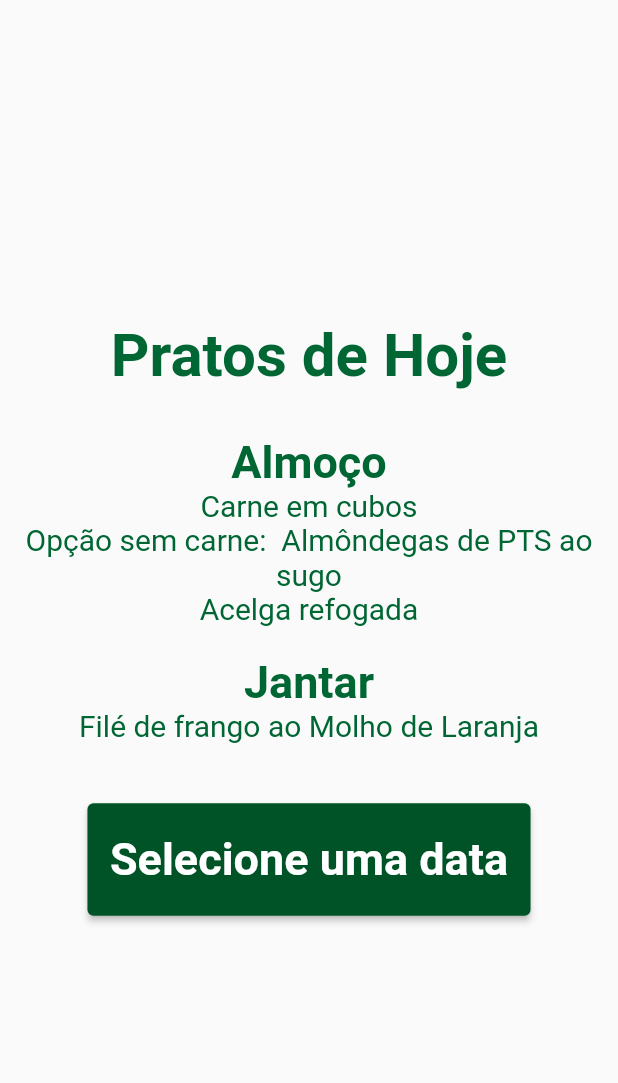
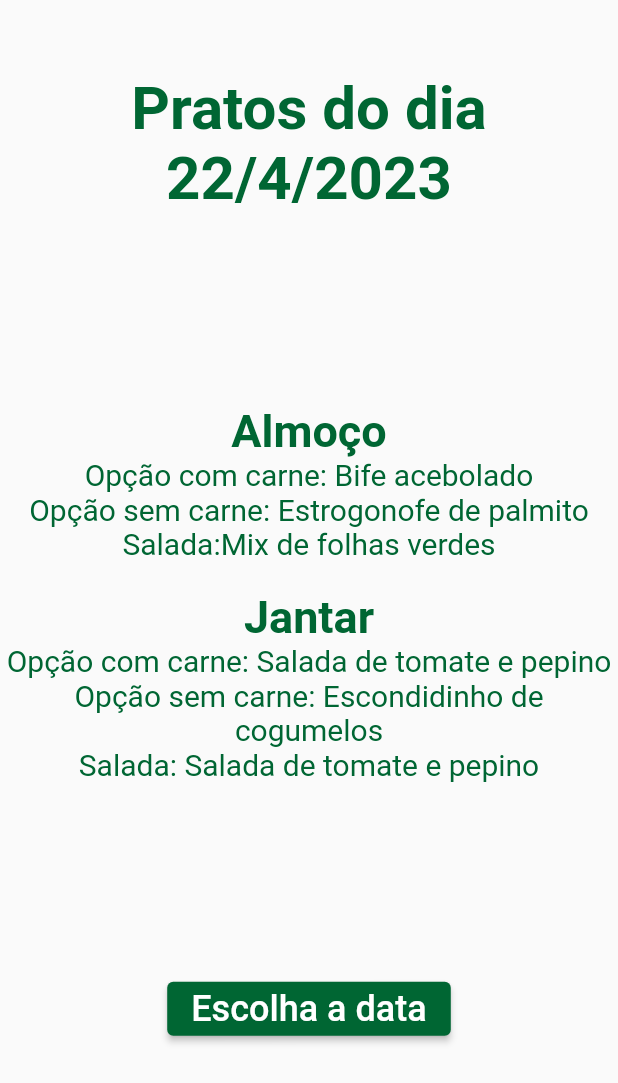
Before and after one commit to pedro-yamada/runico-ufabc, a Flutter app: the MenuScreen widget shown alone on an empty page, opened directly, on a phone screen of 412 x 824 dp. Shown: the top 1083 px of the screen. Run offline on Flutter 3.47's test engine with Material 2 defaults, Android fonts, the phone set to English and light mode, and no system bars; our stand-ins replace google_sign_in, sqflite; missing offline and left inert: mailer; accounts and stored records are empty.

Commit message:
Busca no cardápio

```diff
--- a/lib/data/database.dart
+++ b/lib/data/database.dart
@@ -4,7 +4,7 @@ import 'package:sqflite/sqflite.dart';
 import 'package:path/path.dart';
 
 Future<Database> getDatabase() async {
-  final String path = join(await getDatabasesPath(), 'runico01.db');
+  final String path = join(await getDatabasesPath(), 'runico03.db');
   return openDatabase(path, onCreate: (db, version) {
     db.execute(UserDao.createTableSQL);
     db.execute(MenuDao.createTableSQL);
--- a/lib/data/menu_dao.dart
+++ b/lib/data/menu_dao.dart
@@ -1,12 +1,10 @@
-import 'package:flutter/cupertino.dart';
 import 'package:runico_ufabc/components/menu.dart';
 import 'package:runico_ufabc/data/database.dart';
 import 'package:sqflite/sqflite.dart';
-import 'package:runico_ufabc/components/user.dart';
 
 class MenuDao {
   static String createTableSQL = 'CREATE TABLE $_tablename('
-      '$_date PRIMARY KEY TEXT,'
+      '$_date TEXT PRIMARY KEY,'
       '$_almocoCarne TEXT, '
       '$_almocoVeg TEXT, '
       '$_almocoSalada TEXT, '
@@ -23,56 +21,189 @@ class MenuDao {
   static const String _jantaVeg = 'jantaVeg';
   static const String _jantaSalada = 'jantaSalada';
 
-  // save(User user) async {
-  //   print('Logando Usuario no banco');
-  //   final Database database = await getDatabase();
-  //   var itemExists = await find(user.email);
-  //   Map<String, dynamic> userMap = toMap(user);
-  //   if (itemExists.isEmpty) {
-  //     print('A tarefa não existia!');
-  //     return await database.insert(_tablename, userMap);
-  //   } else {
-  //     print('O usuario já existia!');
-  //   }
-  // }
+  Future<void> insertMenuList(List<Menu> menuList) async {
+    final Database database = await getDatabase();
+    final batch = database.batch();
 
-  // Map<String, dynamic> toMap(User user) {
-  //   print('Convertendo User em Map');
-  //
-  //   final Map<String, dynamic> userMap = Map();
-  //
-  //   userMap[_name] = user.name;
-  //   userMap[_email] = user.email;
-  //   userMap[_userType] = user.userType;
-  //   userMap[_creditCount] = user.creditCount;
-  //
-  //   return userMap;
-  // }
-  //
-  // Future<List<User>> find(String userEmail) async {
-  //   print('Acessando find');
-  //   final Database database = await getDatabase();
-  //   final List<Map<String, dynamic>> result = await database
-  //       .query(_tablename, where: '$_email = ?', whereArgs: [userEmail]);
-  //   print('Usuario Encontrado: id:$_id, nome:$_name, email:$_email');
-  //   return toList(result);
-  // }
-  //
-  // delete(int userid) async {
-  //   print('Deletando usuario de id: $userid');
-  //   final Database database = await getDatabase();
-  //   return database
-  //       .delete(_tablename, where: '$_id = ?', whereArgs: [userid]);
-  // }
-  //
-  // List<User> toList(List<Map<String, dynamic>> mapaDeUsuario) {
-  //   print('convertendo toList :');
-  //   final List<User> users = [];
-  //   for (Map<String, dynamic> linha in mapaDeUsuario) {
-  //     final User user = User(name: linha[_name], email: linha[_email], userType: linha[_userType], creditCount: linha[_creditCount]);
-  //     users.add(user);
-  //   }
-  //   print('Lista de Usuarios $users');
-  //   return users;
-  // }
+    for (final menu in menuList) {
+      batch.insert(
+        MenuDao._tablename,
+        toMap(menu),
+        conflictAlgorithm: ConflictAlgorithm.replace,
+      );
+    }
+
+    await batch.commit();
+  }
+
+  Map<String, dynamic> toMap(Menu menu) {
+    print('Convertendo Menu em Map');
+
+    final Map<String, dynamic> MenuMap = {};
+
+    MenuMap[_date] = (menu.date).toString();
+    MenuMap[_almocoCarne] = menu.almocoCarne;
+    MenuMap[_almocoVeg] = menu.almocoVeg;
+    MenuMap[_almocoSalada] = menu.almocoSalada;
+    MenuMap[_jantaCarne] = menu.jantaCarne;
+    MenuMap[_jantaVeg] = menu.jantaVeg;
+    MenuMap[_jantaSalada] = menu.jantaSalada;
+
+    return MenuMap;
+  }
+
+  Future<Menu> find(String menuDate) async {
+    print('Acessando find para cardapio');
+    final Database database = await getDatabase();
+    final List<Map<String, dynamic>> result = await database
+        .query(_tablename, where: '$_date = ?', whereArgs: [menuDate]);
+    print('Cardapio encontrado: $result');
+    List<Menu> listResult = toList(result);
+    Menu finalResult = listResult[0];
+    return finalResult;
+  }
+
+  List<Menu> toList(List<Map<String, dynamic>> menuMap) {
+    print('convertendo toList :');
+    final List<Menu> menus = [];
+    for (Map<String, dynamic> linha in menuMap) {
+      final Menu menu = Menu(
+          date: DateTime.parse(linha[_date]),
+          almocoCarne: linha[_almocoCarne],
+          almocoVeg: linha[_almocoVeg],
+          almocoSalada: linha[_almocoSalada],
+          jantaCarne: linha[_jantaCarne],
+          jantaVeg: linha[_jantaVeg],
+          jantaSalada: linha[_jantaSalada]);
+      menus.add(menu);
+    }
+    print('Lista de Cardapios $menus');
+    return menus;
+  }
+
+  beginInitialMenu() {
+    final List<Menu> listMenus = [
+      Menu(
+        date: DateTime(2023, 04, 22),
+        almocoCarne: 'Bife acebolado',
+        almocoVeg: 'Estrogonofe de palmito',
+        almocoSalada: 'Mix de folhas verdes',
+        jantaCarne: 'Frango grelhado',
+        jantaVeg: 'Escondidinho de cogumelos',
+        jantaSalada: 'Salada de tomate e pepino',
+      ),
+      Menu(
+        date: DateTime(2023, 04, 23),
+        almocoCarne: 'Strogonoff de carne',
+        almocoVeg: 'Lasanha de berinjela',
+        almocoSalada: 'Salada de grão-de-bico',
+        jantaCarne: 'Filé de peixe grelhado',
+        jantaVeg: 'Arroz integral com legumes',
+        jantaSalada: 'Salada de rúcula e tomate seco',
+      ),
+      Menu(
+        date: DateTime(2023, 04, 24),
+        almocoCarne: 'Feijoada',
+        almocoVeg: 'Hambúrguer de lentilha',
+        almocoSalada: 'Salada de alface e tomate',
+        jantaCarne: 'Espetinho de frango',
+        jantaVeg: 'Arroz com lentilha',
+        jantaSalada: 'Salada de beterraba',
+      ),
+      Menu(
+        date: DateTime(2023, 4, 25),
+        almocoCarne: 'Arroz, feijão, bife acebolado, batata frita',
+        almocoVeg: 'Arroz, feijão, omelete de espinafre',
+        almocoSalada: 'Alface, tomate, cenoura, beterraba',
+        jantaCarne: 'Lasanha de carne, salada de alface',
+        jantaVeg: 'Lasanha de berinjela, salada de alface',
+        jantaSalada: 'Alface, tomate, rúcula',
+      ),
+      Menu(
+        date: DateTime(2023, 4, 26),
+        almocoCarne: 'Arroz, feijão, frango grelhado, purê de batata',
+        almocoVeg: 'Arroz, feijão, escondidinho de cogumelos',
+        almocoSalada: 'Repolho, cenoura, pepino, tomate',
+        jantaCarne: 'Hambúrguer de carne, batata frita',
+        jantaVeg: 'Hambúrguer de grão-de-bico, batata frita',
+        jantaSalada: 'Repolho, cenoura, pepino, tomate',
+      ),
+      Menu(
+        date: DateTime(2023, 4, 27),
+        almocoCarne: 'Arroz, feijão, estrogonofe de carne, batata palha',
+        almocoVeg: 'Arroz, feijão, estrogonofe de cogumelos, batata palha',
+        almocoSalada: 'Alface, couve, tomate, beterraba',
+        jantaCarne: 'Pizza de mussarela, salada de alface',
+        jantaVeg: 'Pizza de cogumelos, salada de alface',
+        jantaSalada: 'Alface, tomate, rúcula',
+      ),
+      Menu(
+        date: DateTime(2023, 4, 28),
+        almocoCarne: 'Arroz, feijão, bife a milanesa, fritas',
+        almocoVeg:
+            'Arroz, feijão, quibe de abóbora com queijo, legumes cozidos',
+        almocoSalada: 'Beterraba, couve, alface, tomate',
+        jantaCarne: 'Macarrão à carbonara, salada de alface',
+        jantaVeg: 'Macarrão com molho branco, salada de alface',
+        jantaSalada: 'Alface, tomate, rúcula',
+      ),
+      Menu(
+          date: DateTime(2023, 4, 29),
+          almocoCarne: 'Frango Assado',
+          almocoVeg: 'Berinjela Grelhada',
+          almocoSalada: 'Salada Mista',
+          jantaCarne: 'Sopa de Legumes com Carne',
+          jantaVeg: 'Sopa de Legumes',
+          jantaSalada: 'Salada de Tomate'),
+      Menu(
+          date: DateTime(2023, 4, 30),
+          almocoCarne: 'Costela com Batatas',
+          almocoVeg: 'Grão-de-bico Refogado',
+          almocoSalada: 'Salada de Folhas Verdes',
+          jantaCarne: 'Strogonoff de Carne',
+          jantaVeg: 'Strogonoff de Cogumelos',
+          jantaSalada: 'Salada de Alface e Cenoura'),
+      Menu(
+          date: DateTime(2023, 5, 1),
+          almocoCarne: 'Peixe Grelhado com Legumes',
+          almocoVeg: 'Escondidinho de Grão-de-bico',
+          almocoSalada: 'Salada de Cenoura Ralada',
+          jantaCarne: 'Arroz com Carne Moída',
+          jantaVeg: 'Arroz com Lentilha',
+          jantaSalada: 'Salada de Beterraba'),
+      Menu(
+          date: DateTime(2023, 5, 2),
+          almocoCarne: 'Bife à Parmegiana',
+          almocoVeg: 'Ratatouille',
+          almocoSalada: 'Salada de Tomate e Pepino',
+          jantaCarne: 'Hambúrguer com Fritas',
+          jantaVeg: 'Hambúrguer de Grão-de-bico',
+          jantaSalada: 'Salada de Repolho'),
+      Menu(
+          date: DateTime(2023, 5, 3),
+          almocoCarne: 'Frango à Milanesa',
+          almocoVeg: 'Quibe de Abóbora',
+          almocoSalada: 'Salada de Alface e Tomate',
+          jantaCarne: 'Macarrão com Carne Moída',
+          jantaVeg: 'Macarrão com Brócolis',
+          jantaSalada: 'Salada de Rúcula'),
+      Menu(
+          date: DateTime(2023, 5, 4),
+          almocoCarne: 'Carne Assada com Batatas',
+          almocoVeg: 'Cuscuz Marroquino',
+          almocoSalada: 'Salada de Cenoura e Beterraba',
+          jantaCarne: 'Pizza de Calabresa',
+          jantaVeg: 'Pizza de Muçarela',
+          jantaSalada: 'Salada de Folhas Verdes'),
+      Menu(
+          date: DateTime(2023, 5, 5),
+          almocoCarne: 'Feijoada',
+          almocoVeg: 'Feijoada Vegetariana',
+          almocoSalada: 'Couve Refogada',
+          jantaCarne: 'Sanduíche de Carne Assada',
+          jantaVeg: 'Bolinho de espinafre',
+          jantaSalada: 'Tabule')
+    ];
+    insertMenuList(listMenus);
+  }
 }
--- a/lib/screens/home_menu.dart
+++ b/lib/screens/home_menu.dart
@@ -1,6 +1,7 @@
 import 'package:flutter/material.dart';
 import 'package:runico_ufabc/resources/colors.dart';
-import 'package:intl/intl.dart';
+import 'package:runico_ufabc/components/menu.dart';
+import 'package:runico_ufabc/data/menu_dao.dart';
 
 class MenuScreen extends StatefulWidget {
   const MenuScreen({Key? key}) : super(key: key);
@@ -8,41 +9,104 @@ class MenuScreen extends StatefulWidget {
   @override
   _MenuScreenState createState() => _MenuScreenState();
 }
-class _MenuScreenState extends State<MenuScreen> {
-  DateTime? _selectedDate;
 
-  Future <void> _selectDate(BuildContext context) async {
-    final DateTime? newSelectedDate = await showDatePicker(
-      context: context,
-      initialDate: DateTime.now(),
-      firstDate: DateTime(2023),
-      lastDate: DateTime.now(),
-      locale: const Locale('pt', 'BR'),
+class _MenuScreenState extends State<MenuScreen> with RestorationMixin {
+  final RestorableDateTime _selectedDate = RestorableDateTime(DateTime.now());
+
+  late final RestorableRouteFuture<DateTime?> _restorableDatePickerRouteFuture =
+  RestorableRouteFuture<DateTime?>(
+    onComplete: _selectDate,
+    onPresent: (NavigatorState navigator, Object? arguments) {
+      return navigator.restorablePush(
+        _datePickerRoute,
+        arguments: _selectedDate.value.millisecondsSinceEpoch,
+      );
+    },
   );
 
+  late Future<Menu?> _selectedMenuFuture;
+
+  static Route<DateTime> _datePickerRoute(
+      BuildContext context,
+      Object? arguments,
+      ) {
+    return DialogRoute<DateTime>(
+      context: context,
+      builder: (BuildContext context) {
+        return DatePickerDialog(
+          restorationId: 'date_picker_dialog',
+          initialEntryMode: DatePickerEntryMode.calendarOnly,
+          initialDate: DateTime.fromMillisecondsSinceEpoch(arguments! as int),
+          firstDate: DateTime.now(),
+          lastDate: DateTime(2023, 5, 5),
+          // locale: const Locale('pt', 'BR'),
+        );
+      },
+    );
+  }
+
+  @override
+  String? get restorationId => 'menu_screen';
+
+  @override
+  void restoreState(RestorationBucket? oldBucket, bool initialRestore) {
+    registerForRestoration(_selectedDate, 'selected_date');
+    registerForRestoration(
+        _restorableDatePickerRouteFuture, 'date_picker_route_future');
+  }
+
+  void _selectDate(DateTime? newSelectedDate) {
     if (newSelectedDate != null) {
       setState(() {
-        _selectedDate = newSelectedDate;
+        _selectedDate.value = newSelectedDate;
+        print(_selectedDate.value.toString());
+        _selectedMenuFuture = MenuDao().find(_selectedDate.value.toString());
       });
     }
+  }
+
+  @override
+  void initState() {
+    super.initState();
+    DateTime now = DateTime.now();
+    String findString = DateTime(now.year, now.month, now.day).toString();
+    _selectedMenuFuture = MenuDao().find(findString);
   }
 
   @override
   Widget build(BuildContext context) {
     return Center(
         child: Column(
-        mainAxisAlignment: MainAxisAlignment.center,
+            mainAxisAlignment: MainAxisAlignment.spaceEvenly,
             crossAxisAlignment: CrossAxisAlignment.center,
             children: [
-          const Text(
-            'Pratos de Hoje',
-            style: TextStyle(
-              color: coresufabc,
-              fontWeight: FontWeight.bold,
-              fontSize: 40,
+              Text(
+                'Pratos do dia ${_selectedDate.value.day}/${_selectedDate.value.month}/${_selectedDate.value.year}',
+                style: const TextStyle(
+                    color: coresufabc, fontWeight: FontWeight.bold, fontSize: 40),
+                textAlign: TextAlign.center,
+              ),
+              const SizedBox(height: 30),
+              FutureBuilder<Menu?>(
+                  future: _selectedMenuFuture,
+                  builder: (context, snapshot) {
+                    if (snapshot.connectionState == ConnectionState.waiting) {
+                      return const Center(
+                        child: CircularProgressIndicator(),
+                      );
+                    } else if (snapshot.hasError) {
+                      return Center(
+                        child: Text(
+                          'Erro ao carregar o menu: ${snapshot.error}',
+                          style: const TextStyle(
+                            color: Colors.red,
+                            fontSize: 20,
                           ),
                         ),
-          SizedBox(height: 30),
+                      );
+                    } else if (snapshot.hasData) {
+                      final selectedMenu = snapshot.data!;
+                      return Column(children: [
                         const Text(
                           'Almoço',
                           style: TextStyle(
@@ -51,15 +115,31 @@ class _MenuScreenState extends State<MenuScreen> {
                             fontSize: 30,
                           ),
                         ),
-          const Text(
-            'Carne em cubos\nOpção sem carne:  Almôndegas de PTS ao sugo\nAcelga refogada',
+                        Text(
+                          'Opção com carne: ${selectedMenu.almocoCarne}',
                           textAlign: TextAlign.center,
-            style: TextStyle(
+                          style: const TextStyle(
                             color: coresufabc,
                             fontSize: 20,
                           ),
                         ),
-          SizedBox(height: 20),
+                        Text(
+                          'Opção sem carne: ${selectedMenu.almocoVeg}',
+                          textAlign: TextAlign.center,
+                          style: const TextStyle(
+                            color: coresufabc,
+                            fontSize: 20,
+                          ),
+                        ),
+                        Text(
+                          'Salada:${selectedMenu.almocoSalada}',
+                          textAlign: TextAlign.center,
+                          style: const TextStyle(
+                            color: coresufabc,
+                            fontSize: 20,
+                          ),
+                        ),
+                        const SizedBox(height: 20),
                         const Text(
                           'Jantar',
                           style: TextStyle(
@@ -68,35 +148,45 @@ class _MenuScreenState extends State<MenuScreen> {
                             fontSize: 30,
                           ),
                         ),
-          const Text(
-            'Filé de frango ao Molho de Laranja',
+                        Text(
+                          'Opção com carne: ${selectedMenu.jantaSalada}',
                           textAlign: TextAlign.center,
-            style: TextStyle(
+                          style: const TextStyle(
                             color: coresufabc,
                             fontSize: 20,
                           ),
                         ),
-          const SizedBox(height: 40),
+                        Text(
+                          'Opção sem carne: ${selectedMenu.jantaVeg}',
+                          textAlign: TextAlign.center,
+                          style: const TextStyle(
+                            color: coresufabc,
+                            fontSize: 20,
+                          ),
+                        ),
+                        Text(
+                          'Salada: ${selectedMenu.jantaSalada}',
+                          textAlign: TextAlign.center,
+                          style: const TextStyle(
+                            color: coresufabc,
+                            fontSize: 20,
+                          ),
+                        ),
+                      ]);
+                    } else {
+                      return const Text('Erro desconhecido');
+                    }
+                  }),
+              const SizedBox(height: 30),
               Builder(
                   builder: (context) => ElevatedButton(
-              onPressed: () => _selectDate(context),
-              style: ElevatedButton.styleFrom(
-                backgroundColor: coresufabc[700],
-                padding: const EdgeInsets.symmetric(horizontal: 15, vertical: 20),
-                textStyle: const TextStyle(
-                  fontSize: 30,
-                  fontWeight: FontWeight.bold,
+                    child: const Text(
+                      'Escolha a data',
+                      style: TextStyle(fontSize: 24),
                     ),
-              ),
-              child: Text(
-                _selectedDate != null
-                    ? DateFormat('dd/MM\nEEE').format(_selectedDate!)
-                    : 'Selecione uma data',
-              ),
-            ),
-          ),
-        ],
-      ),
-    );
+                    onPressed: () => _restorableDatePickerRouteFuture.present(),
+                  )),
+              const SizedBox(height: 30)
+            ]));
   }
 }
```
Also changed, not shown: lib/main.dart (+3 -10 lines), lib/screens/home.dart (+5 -8 lines). Lines whose indentation alone changed are shown as unchanged.
